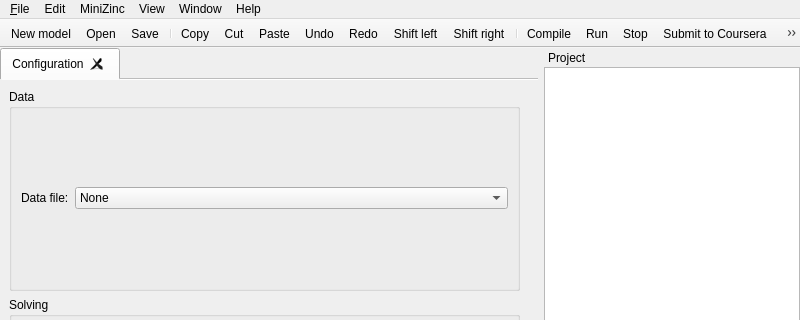
Old version of the form ZincIDE/mainwindow.ui in the repository imaclarty/ZincIDE; both pictures show x 0 to 800 and y 0 to 320 of the 800 by 982 pixel window.
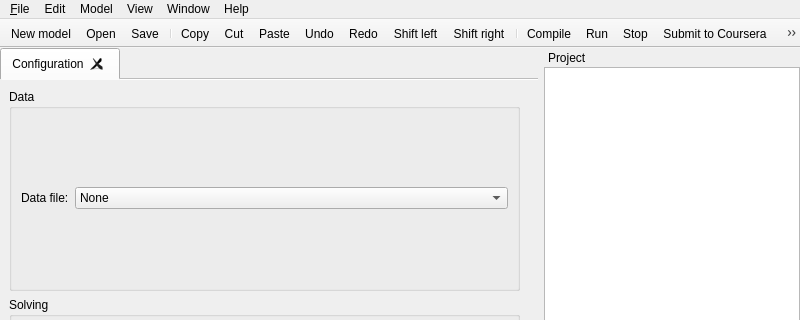
New version of the form. Icons and pictures are not drawn. Custom widgets are drawn as their Qt base class.

Commit message: support passing data files to zinc models

Patch:
```diff
--- a/ZincIDE/mainwindow.ui
+++ b/ZincIDE/mainwindow.ui
@@ -397,7 +397,7 @@
    </widget>
    <widget class="QMenu" name="menuMiniZinc">
     <property name="title">
-     <string>MiniZinc</string>
+     <string>Model</string>
     </property>
     <addaction name="actionRun"/>
     <addaction name="actionStop"/>
```
Left out of the diff: 2 changed lines with no effect on the pictures. The commit also changes 6 other files.
